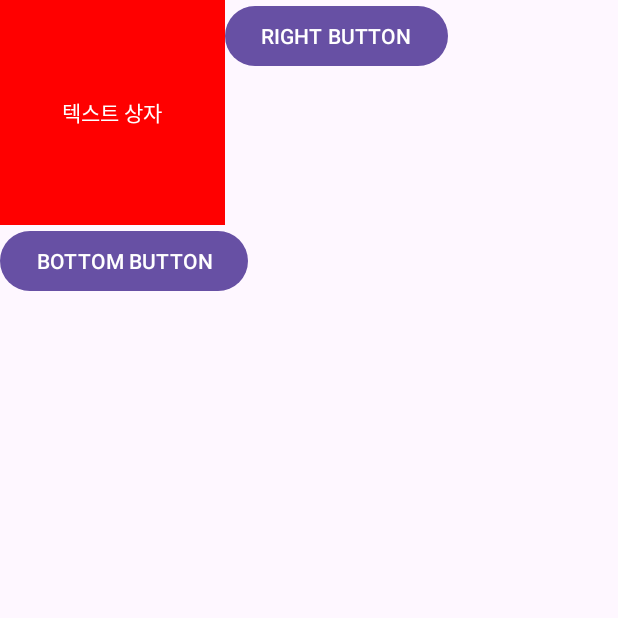
After one commit to ljwoo1005/kotlinStudy, an Android app: the RelativeLayout01 screen opened directly, with no data from a screen before it, on a phone screen of 412 x 824 dp, the top half of it. The commit adds this screen. Run offline under Robolectric (Android 15) with nearby library versions, the phone set to English and light mode, and no system bars.

Commit message:
2025.09.16 RelativeLayout

```diff
--- /dev/null
+++ b/ch07/src/main/java/com/example/ch07/relativelayout01/RelativeLayout01.kt
@@ -0,0 +1,21 @@
+package com.example.ch07.relativelayout01
+
+import android.os.Bundle
+import androidx.activity.enableEdgeToEdge
+import androidx.appcompat.app.AppCompatActivity
+import androidx.core.view.ViewCompat
+import androidx.core.view.WindowInsetsCompat
+import com.example.ch07.R
+
+class RelativeLayout01 : AppCompatActivity() {
+    override fun onCreate(savedInstanceState: Bundle?) {
+        super.onCreate(savedInstanceState)
+        enableEdgeToEdge()
+        setContentView(R.layout.activity_relative_layout01)
+        ViewCompat.setOnApplyWindowInsetsListener(findViewById(R.id.main)) { v, insets ->
+            val systemBars = insets.getInsets(WindowInsetsCompat.Type.systemBars())
+            v.setPadding(systemBars.left, systemBars.top, systemBars.right, systemBars.bottom)
+            insets
+        }
+    }
+}
--- a/ch07/src/main/res/layout/activity_linear_layout03_02.xml
+++ b/ch07/src/main/res/layout/activity_linear_layout03_02.xml
@@ -29,7 +29,7 @@
 
     <Button
         android:layout_width="match_parent"
-        android:layout_height="720dp"
+        android:layout_height="144dp"
         android:layout_weight="1"
         android:text="BIGGER!!!!"/>
 
--- /dev/null
+++ b/ch07/src/main/res/layout/activity_relative_layout01.xml
@@ -0,0 +1,42 @@
+<?xml version="1.0" encoding="utf-8"?>
+<RelativeLayout xmlns:android="http://schemas.android.com/apk/res/android"
+    xmlns:app="http://schemas.android.com/apk/res-auto"
+    xmlns:tools="http://schemas.android.com/tools"
+    android:id="@+id/main"
+    android:layout_width="match_parent"
+    android:layout_height="match_parent"
+    tools:context=".relativelayout01.RelativeLayout01">
+
+    <!-- RelativeLayout : 상대 뷰의 위치를 기준으로 정렬하는 레이아웃 -->
+    <!--
+        - android:layout_above     : 기준 뷰의 위쪽에 배치
+        - android:layout_below     : 기준 뷰의 아래쪽에 배치
+        - android:layout_toLeftOf  : 기준 뷰의 왼쪽에 배치
+        - android:layout_toRightOf : 기준 뷰의 오른쪽에 배치
+    -->
+
+    <TextView
+        android:id="@+id/text01"
+        android:layout_width="150dp"
+        android:layout_height="150dp"
+        android:layout_gravity="center"
+        android:background="#FF0000"
+        android:gravity="center"
+        android:text="텍스트 상자"
+        android:textColor="#FFFFFF" />
+
+    <!-- TextView 기준 오른쪽에 배치 -->
+    <Button
+        android:layout_width="wrap_content"
+        android:layout_height="wrap_content"
+        android:text="RIGHT BUTTON"
+        android:layout_toRightOf="@id/text01"/>
+
+    <!-- TextView 기준 아래쪽에 배치 -->
+    <Button
+        android:layout_width="wrap_content"
+        android:layout_height="wrap_content"
+        android:text="BOTTOM BUTTON"
+        android:layout_below="@id/text01"/>
+
+</RelativeLayout>
```
Also changed, not shown: ch07/src/main/AndroidManifest.xml (+9 -0 lines), ch07/src/main/java/com/example/ch07/relativelayout02/RelativeLayout02.kt (added, +21 -0 lines), ch07/src/main/java/com/example/ch07/relativelayout03/RelativeLayout03.kt (added, +21 -0 lines), ch07/src/main/res/layout/activity_linear_layout01.xml (+6 -4 lines), ch07/src/main/res/layout/activity_linear_layout04.xml (+9 -8 lines), ch07/src/main/res/layout/activity_relative_layout02.xml (added, +42 -0 lines), ch07/src/main/res/layout/activity_relative_layout03.xml (added, +46 -0 lines).
